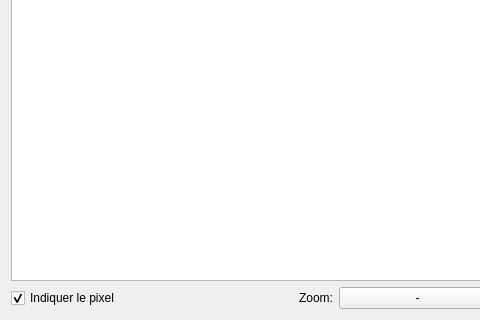
Above: q3D2DDisplayImgDlg.ui from IdeGelis/q3D2D before the change; both pictures show x 0 to 480 and y 117 to 437 of the 671 by 437 pixel window. Below: the same form after it.
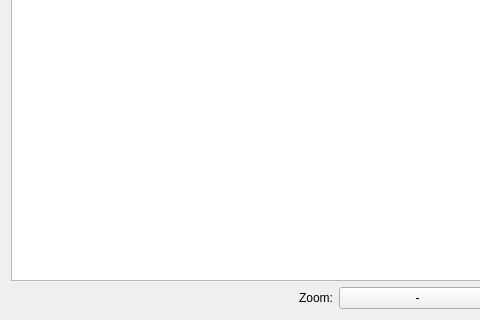
That is the form after the change.

Commit message: Check box de gestion de partie cachées

```diff
--- a/q3D2DDisplayImgDlg.ui
+++ b/q3D2DDisplayImgDlg.ui
@@ -53,16 +53,6 @@
        </property>
       </widget>
      </item>
-     <item row="1" column="0">
-      <widget class="QCheckBox" name="checkBox_marker">
-       <property name="text">
-        <string>Indiquer le pixel</string>
-       </property>
-       <property name="checked">
-        <bool>true</bool>
-       </property>
-      </widget>
-     </item>
     </layout>
    </item>
   </layout>
```
The commit also changes 6 other files.
